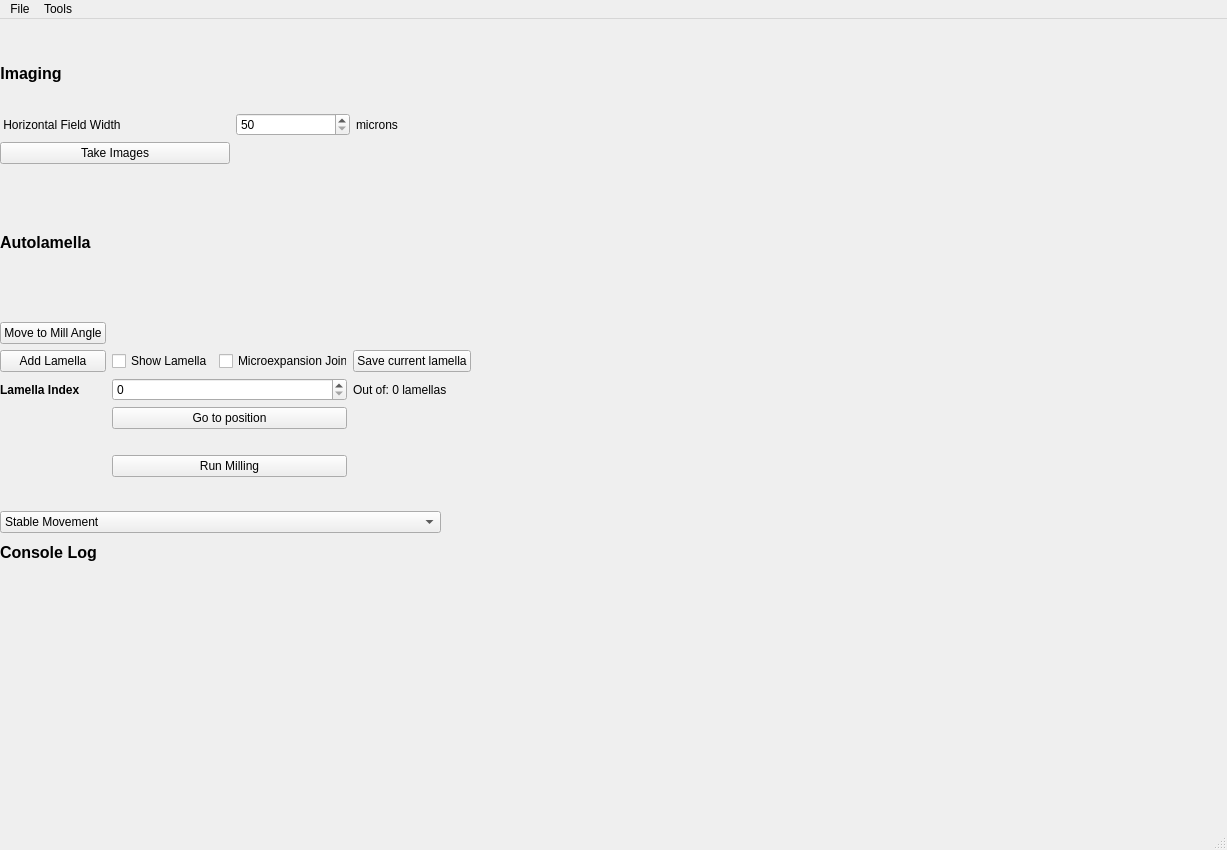
First picture: the form in autolamella/ui/UI.ui, repository DeMarcoLab/autolamella, before the edit.
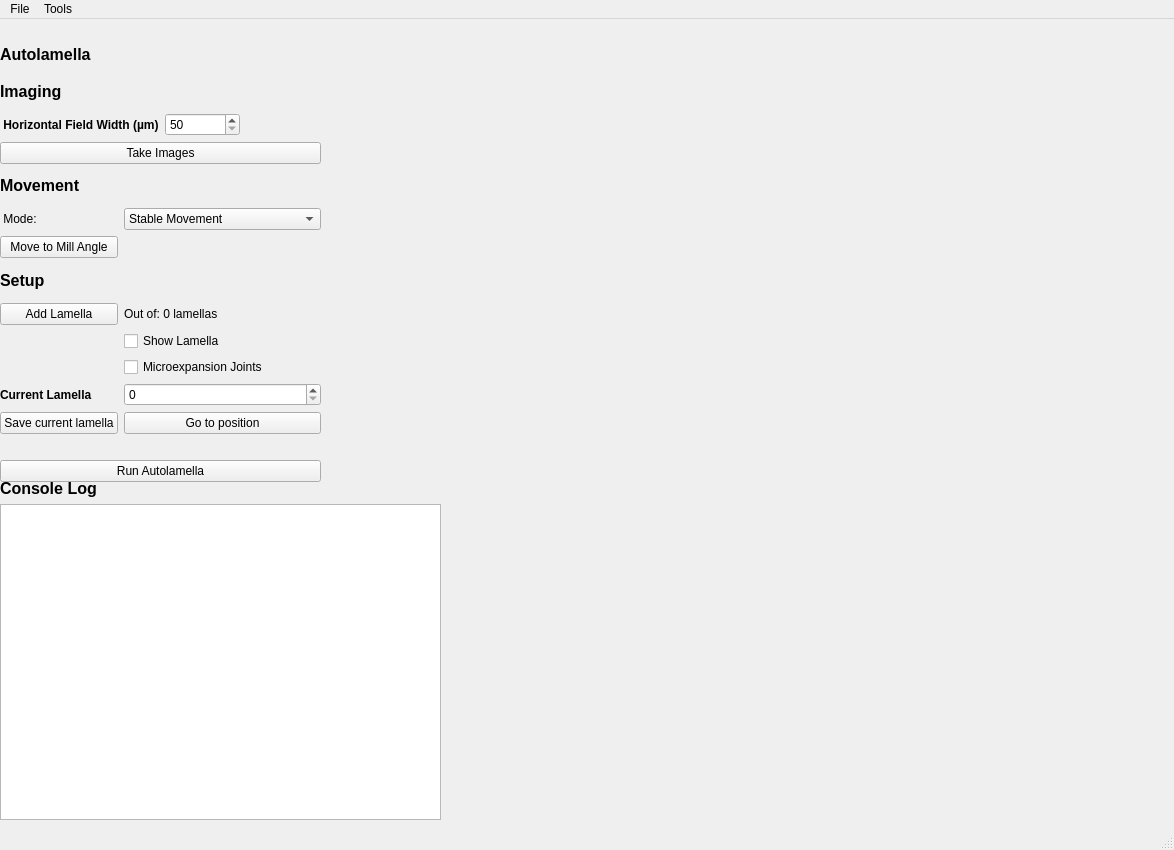
Second picture: the form after the edit.

Commit message: changed interface to new design

```diff
--- a/autolamella/ui/UI.ui
+++ b/autolamella/ui/UI.ui
@@ -6,7 +6,7 @@
    <rect>
     <x>0</x>
     <y>0</y>
-    <width>1227</width>
+    <width>1174</width>
     <height>850</height>
    </rect>
   </property>
@@ -33,30 +33,6 @@
      </rect>
     </property>
     <layout class="QVBoxLayout" name="verticalLayout_2">
-     <item>
-      <widget class="QLabel" name="microscope_status">
-       <property name="text">
-        <string/>
-       </property>
-       <property name="alignment">
-        <set>Qt::AlignCenter</set>
-       </property>
-      </widget>
-     </item>
-     <item>
-      <widget class="QComboBox" name="comboBox">
-       <item>
-        <property name="text">
-         <string>Stable Movement</string>
-        </property>
-       </item>
-       <item>
-        <property name="text">
-         <string>Eucentric Movement</string>
-        </property>
-       </item>
-      </widget>
-     </item>
      <item>
       <widget class="QLabel" name="label_3">
        <property name="font">
@@ -72,60 +48,7 @@
       </widget>
      </item>
      <item>
-      <widget class="QLabel" name="CLog">
-       <property name="text">
-        <string/>
-       </property>
-      </widget>
-     </item>
-     <item>
-      <widget class="QLabel" name="CLog2">
-       <property name="text">
-        <string/>
-       </property>
-      </widget>
-     </item>
-     <item>
-      <widget class="QLabel" name="CLog3">
-       <property name="text">
-        <string/>
-       </property>
-      </widget>
-     </item>
-     <item>
-      <widget class="QLabel" name="CLog4">
-       <property name="text">
-        <string/>
-       </property>
-      </widget>
-     </item>
-     <item>
-      <widget class="QLabel" name="CLog5">
-       <property name="text">
-        <string/>
-       </property>
-      </widget>
-     </item>
-     <item>
-      <widget class="QLabel" name="CLog6">
-       <property name="text">
-        <string/>
-       </property>
-      </widget>
-     </item>
-     <item>
-      <widget class="QLabel" name="CLog7">
-       <property name="text">
-        <string/>
-       </property>
-      </widget>
-     </item>
-     <item>
-      <widget class="QLabel" name="CLog8">
-       <property name="text">
-        <string/>
-       </property>
-      </widget>
+      <widget class="QPlainTextEdit" name="log_txt"/>
      </item>
     </layout>
    </widget>
@@ -134,13 +57,13 @@
      <rect>
       <x>0</x>
       <y>20</y>
-      <width>471</width>
+      <width>321</width>
       <height>125</height>
      </rect>
     </property>
     <layout class="QGridLayout" name="gridLayout_2">
-     <item row="0" column="0" colspan="4" alignment="Qt::AlignLeft">
-      <widget class="QLabel" name="label_10">
+     <item row="1" column="0">
+      <widget class="QLabel" name="label_6">
        <property name="font">
         <font>
          <pointsize>12</pointsize>
@@ -151,12 +74,42 @@
        <property name="text">
         <string>Imaging</string>
        </property>
+      </widget>
+     </item>
+     <item row="0" column="0">
+      <widget class="QLabel" name="label_11">
+       <property name="font">
+        <font>
+         <pointsize>12</pointsize>
+         <weight>75</weight>
+         <bold>true</bold>
+        </font>
+       </property>
+       <property name="text">
+        <string>Autolamella</string>
+       </property>
        <property name="alignment">
-        <set>Qt::AlignCenter</set>
+        <set>Qt::AlignLeading|Qt::AlignLeft|Qt::AlignVCenter</set>
        </property>
       </widget>
      </item>
-     <item row="1" column="2">
+     <item row="2" column="0">
+      <widget class="QLabel" name="label_17">
+       <property name="font">
+        <font>
+         <weight>75</weight>
+         <bold>true</bold>
+        </font>
+       </property>
+       <property name="text">
+        <string> Horizontal Field Width (µm)</string>
+       </property>
+       <property name="alignment">
+        <set>Qt::AlignLeading|Qt::AlignLeft|Qt::AlignVCenter</set>
+       </property>
+      </widget>
+     </item>
+     <item row="2" column="1">
       <widget class="QSpinBox" name="hfw_box">
        <property name="minimum">
         <number>50</number>
@@ -166,24 +119,17 @@
        </property>
       </widget>
      </item>
-     <item row="1" column="0" colspan="2">
-      <widget class="QLabel" name="label_17">
+     <item row="0" column="1" colspan="2">
+      <widget class="QLabel" name="microscope_status">
        <property name="text">
-        <string> Horizontal Field Width</string>
+        <string/>
        </property>
        <property name="alignment">
-        <set>Qt::AlignLeading|Qt::AlignLeft|Qt::AlignVCenter</set>
+        <set>Qt::AlignCenter</set>
        </property>
       </widget>
      </item>
-     <item row="1" column="3">
-      <widget class="QLabel" name="label_18">
-       <property name="text">
-        <string>microns</string>
-       </property>
-      </widget>
-     </item>
-     <item row="2" column="0" colspan="2">
+     <item row="3" column="0" colspan="3">
       <widget class="QPushButton" name="RefImage">
        <property name="text">
         <string>Take Images</string>
@@ -197,33 +143,53 @@
      <rect>
       <x>0</x>
       <y>150</y>
-      <width>471</width>
-      <height>308</height>
+      <width>321</width>
+      <height>313</height>
      </rect>
     </property>
     <layout class="QGridLayout" name="gridLayout">
-     <item row="4" column="1">
-      <widget class="QCheckBox" name="show_lamella">
-       <property name="text">
-        <string>Show Lamella</string>
-       </property>
-      </widget>
-     </item>
-     <item row="4" column="0">
+     <item row="7" column="0">
       <widget class="QPushButton" name="add_button">
        <property name="text">
         <string>Add Lamella</string>
        </property>
       </widget>
      </item>
-     <item row="2" column="0">
+     <item row="0" column="0" colspan="2">
+      <widget class="QLabel" name="label">
+       <property name="font">
+        <font>
+         <pointsize>12</pointsize>
+         <weight>75</weight>
+         <bold>true</bold>
+        </font>
+       </property>
+       <property name="text">
+        <string>Movement</string>
+       </property>
+      </widget>
+     </item>
+     <item row="3" column="1">
+      <widget class="QLabel" name="mill_position_txt">
+       <property name="font">
+        <font>
+         <weight>50</weight>
+         <bold>false</bold>
+        </font>
+       </property>
+       <property name="text">
+        <string/>
+       </property>
+      </widget>
+     </item>
+     <item row="3" column="0">
       <widget class="QPushButton" name="tilt_button">
        <property name="text">
         <string>Move to Mill Angle</string>
        </property>
       </widget>
      </item>
-     <item row="5" column="0">
+     <item row="10" column="0">
       <widget class="QLabel" name="label_4">
        <property name="font">
         <font>
@@ -232,18 +198,38 @@
         </font>
        </property>
        <property name="text">
-        <string>Lamella Index</string>
+        <string>Current Lamella</string>
        </property>
       </widget>
      </item>
-     <item row="4" column="3">
-      <widget class="QPushButton" name="save_button">
+     <item row="6" column="0" colspan="2">
+      <widget class="QLabel" name="label_7">
+       <property name="font">
+        <font>
+         <pointsize>12</pointsize>
+         <weight>75</weight>
+         <bold>true</bold>
+        </font>
+       </property>
        <property name="text">
-        <string>Save current lamella</string>
+        <string>Setup</string>
        </property>
       </widget>
      </item>
-     <item row="5" column="3">
+     <item row="1" column="0">
+      <widget class="QLabel" name="label_2">
+       <property name="font">
+        <font>
+         <weight>50</weight>
+         <bold>false</bold>
+        </font>
+       </property>
+       <property name="text">
+        <string> Mode:</string>
+       </property>
+      </widget>
+     </item>
+     <item row="7" column="1">
       <widget class="QLabel" name="lamella_count_txt">
        <property name="font">
         <font>
@@ -256,45 +242,56 @@
        </property>
       </widget>
      </item>
-     <item row="1" column="0">
-      <widget class="QLabel" name="label_11">
-       <property name="font">
-        <font>
-         <pointsize>12</pointsize>
-         <weight>75</weight>
-         <bold>true</bold>
-        </font>
-       </property>
+     <item row="8" column="1">
+      <widget class="QCheckBox" name="show_lamella">
        <property name="text">
-        <string>Autolamella</string>
-       </property>
-       <property name="alignment">
-        <set>Qt::AlignLeading|Qt::AlignLeft|Qt::AlignVCenter</set>
+        <string>Show Lamella</string>
        </property>
       </widget>
      </item>
-     <item row="4" column="2">
+     <item row="9" column="1">
       <widget class="QCheckBox" name="microexpansionCheckBox">
        <property name="text">
         <string>Microexpansion Joints</string>
        </property>
       </widget>
      </item>
-     <item row="5" column="1" colspan="2">
+     <item row="11" column="0">
+      <widget class="QPushButton" name="save_button">
+       <property name="text">
+        <string>Save current lamella</string>
+       </property>
+      </widget>
+     </item>
+     <item row="10" column="1">
       <widget class="QSpinBox" name="lamella_index">
        <property name="minimum">
         <number>0</number>
        </property>
       </widget>
      </item>
-     <item row="6" column="1" colspan="2">
+     <item row="1" column="1">
+      <widget class="QComboBox" name="comboBox">
+       <item>
+        <property name="text">
+         <string>Stable Movement</string>
+        </property>
+       </item>
+       <item>
+        <property name="text">
+         <string>Eucentric Movement</string>
+        </property>
+       </item>
+      </widget>
+     </item>
+     <item row="11" column="1">
       <widget class="QPushButton" name="go_to_lamella">
        <property name="text">
         <string>Go to position</string>
        </property>
       </widget>
      </item>
-     <item row="7" column="1" colspan="2">
+     <item row="12" column="1">
       <spacer name="horizontalSpacer">
        <property name="orientation">
         <enum>Qt::Horizontal</enum>
@@ -307,10 +304,10 @@
        </property>
       </spacer>
      </item>
-     <item row="8" column="1" colspan="2">
+     <item row="13" column="0" colspan="2">
       <widget class="QPushButton" name="run_button">
        <property name="text">
-        <string>Run Milling</string>
+        <string>Run Autolamella</string>
        </property>
       </widget>
      </item>
@@ -322,7 +319,7 @@
     <rect>
      <x>0</x>
      <y>0</y>
-     <width>1227</width>
+     <width>1174</width>
      <height>21</height>
     </rect>
    </property>
```
The commit also changes 2 other files.
